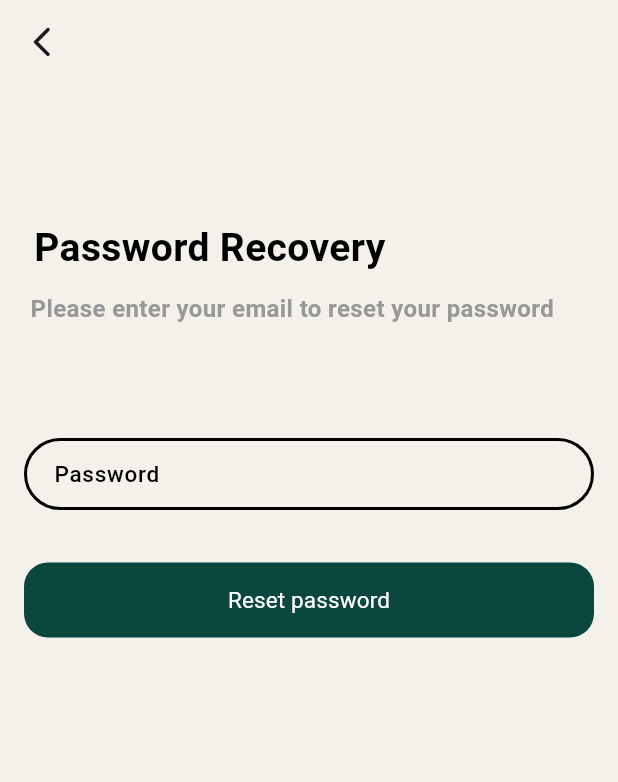
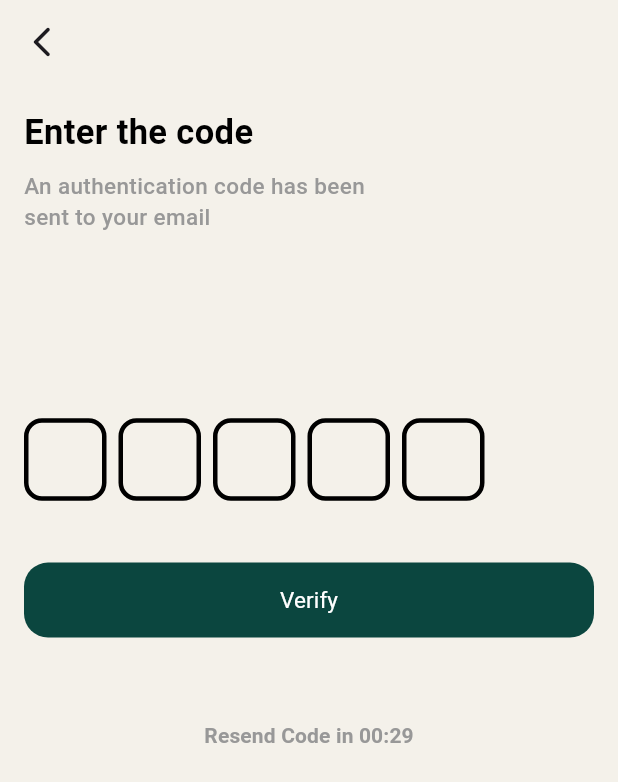
Before and after one commit to kjomana05-oss/Project, a Flutter app: the SubSignIn screen opened by its route, after a tap on "Reset password", on a phone screen of 412 x 824 dp. Shown: the top 782 px of the screen. Run offline on Flutter 3.47's test engine with Material 3 defaults, Android fonts, the phone set to English and light mode, and no system bars; drawn by our look-alikes of pinput; our stand-ins replace flutter_svg.

Commit message:
+ add change password + add OTP + add password done

```diff
--- a/lib/main.dart
+++ b/lib/main.dart
@@ -1,5 +1,8 @@
 import 'package:flutter/material.dart';
 import 'package:project/screens/login_screen/login_screen.dart';
+import 'package:project/screens/sign_in/change_password.dart';
+import 'package:project/screens/sign_in/otp.dart';
+import 'package:project/screens/sign_in/password_done.dart';
 import 'package:project/screens/sign_in/sign_in.dart';
 import 'package:project/screens/sign_in/sub_sign_in.dart';
 import 'package:project/screens/splash_screen/splash_screen.dart';
@@ -25,6 +28,9 @@ class MyApp extends StatelessWidget {
         AppRoutes.loginRouteName: (context) => LoginScreen(),
         AppRoutes.signInRouteName: (context) => SignIn(),
         AppRoutes.subSignInRouteName: (context) => SubSignIn(),
+        AppRoutes.otpRouteName: (context) => Otp(),
+        AppRoutes.changePassword: (context) => ChangePassword(),
+        AppRoutes.passwordDone: (context) => PasswordDone(),
       },
     );
   }
--- /dev/null
+++ b/lib/screens/sign_in/otp.dart
@@ -0,0 +1,158 @@
+import 'dart:async';
+
+import 'package:flutter/material.dart';
+import 'package:pinput/pinput.dart';
+import 'package:project/utils/resources/app_color.dart';
+import 'package:project/widgets/custom_elevated_button.dart';
+
+import '../../utils/resources/app_routes.dart' show AppRoutes;
+
+class Otp extends StatefulWidget {
+  const Otp({super.key});
+
+  @override
+  State<Otp> createState() => _OtpState();
+}
+
+class _OtpState extends State<Otp> {
+  final TextEditingController otpController = TextEditingController();
+  int remainingSeconds = 30;
+  Timer? timer;
+
+  @override
+  void initState() {
+    super.initState();
+    startTimer();
+  }
+
+  void startTimer() {
+    timer?.cancel();
+
+    timer = Timer.periodic(const Duration(seconds: 1), (timer) {
+      if (remainingSeconds > 0) {
+        setState(() {
+          remainingSeconds--;
+        });
+      } else {
+        timer.cancel();
+      }
+    });
+  }
+
+  @override
+  void dispose() {
+    timer?.cancel();
+    otpController.dispose();
+    super.dispose();
+  }
+
+  final defaultPinTheme = PinTheme(
+    width: 55,
+    height: 55,
+    textStyle: const TextStyle(fontSize: 20, fontWeight: FontWeight.w600),
+    decoration: BoxDecoration(
+      color: AppColor.goldColor,
+      borderRadius: BorderRadius.circular(12),
+      border: Border.all(color: AppColor.blackColor, width: 3),
+    ),
+  );
+
+  @override
+  Widget build(BuildContext context) {
+    final double height = MediaQuery.of(context).size.height;
+
+    return Scaffold(
+      backgroundColor: AppColor.goldColor,
+      appBar: AppBar(
+        backgroundColor: Colors.transparent,
+        elevation: 0,
+        leading: IconButton(
+          onPressed: () => Navigator.pop(context),
+          icon: const Icon(Icons.arrow_back_ios_new_rounded),
+        ),
+      ),
+      body: SafeArea(
+        child: SingleChildScrollView(
+          child: Padding(
+            padding: const EdgeInsets.all(16),
+            child: Column(
+              crossAxisAlignment: CrossAxisAlignment.start,
+              children: [
+                Text(
+                  'Enter the code',
+                  style: TextStyle(
+                    fontWeight: FontWeight.w600,
+                    fontSize: 23,
+                    color: AppColor.blackColor,
+                  ),
+                ),
+                SizedBox(height: height * 0.01),
+                Text(
+                  'An authentication code has been\nsent to your email',
+                  style: TextStyle(
+                    color: AppColor.grayColor,
+                    fontSize: 15,
+                    fontWeight: FontWeight.w500,
+                  ),
+                ),
+                SizedBox(height: height * 0.15),
+                Pinput(
+                  mainAxisAlignment: .spaceBetween,
+                  length: 5,
+                  controller: otpController,
+                  defaultPinTheme: defaultPinTheme,
+
+                  onCompleted: (value) {
+                    print(value);
+                  },
+                ),
+                SizedBox(height: height * 0.05),
+                CustomElevatedButton(
+                  text: "Verify",
+                  onPressed: () {
+                    Navigator.pushNamed(context, AppRoutes.changePassword);
+                    if (otpController.text.length == 5) {
+                      String otp = otpController.text;
+                      print(otp);
+                    } else {
+                      ScaffoldMessenger.of(context).showSnackBar(
+                        const SnackBar(
+                          content: Text('Please enter the complete code'),
+                        ),
+                      );
+                    }
+                  },
+                ),
+                SizedBox(height: height * 0.05),
+                Center(
+                  child: TextButton(
+                    onPressed: remainingSeconds == 0
+                        ? () {
+                            otpController.clear();
+
+                            setState(() {
+                              remainingSeconds = 59;
+                            });
+
+                            startTimer();
+                          }
+                        : null,
+                    child: Text(
+                      remainingSeconds > 0
+                          ? 'Resend Code in 00:${remainingSeconds.toString().padLeft(2, '0')}'
+                          : 'Resend Code',
+                      style: TextStyle(
+                        color: AppColor.grayColor,
+                        fontWeight: FontWeight.w600,
+                      ),
+                    ),
+                  ),
+                ),
+              ],
+            ),
+          ),
+        ),
+      ),
+    );
+  }
+}
--- a/lib/screens/sign_in/sub_sign_in.dart
+++ b/lib/screens/sign_in/sub_sign_in.dart
@@ -1,5 +1,6 @@
 import 'package:flutter/material.dart';
 import 'package:project/utils/resources/app_color.dart';
+import 'package:project/utils/resources/app_routes.dart';
 import 'package:project/widgets/custom_elevated_button.dart';
 import 'package:project/widgets/custom_text_field.dart';
 
@@ -8,6 +9,14 @@ class SubSignIn extends StatelessWidget {
 
   @override
   Widget build(BuildContext context) {
+    final double height = MediaQuery
+        .of(context)
+        .size
+        .height;
+    final double width = MediaQuery
+        .of(context)
+        .size
+        .width;
     return Scaffold(
       backgroundColor: AppColor.goldColor,
       appBar: AppBar(
@@ -24,7 +33,7 @@ class SubSignIn extends StatelessWidget {
         child: Column(
           crossAxisAlignment: CrossAxisAlignment.start,
           children: [
-            SizedBox(height: 75),
+            SizedBox(height: height * 0.01),
             Text(
               " Password Recovery",
               style: TextStyle(
@@ -33,7 +42,7 @@ class SubSignIn extends StatelessWidget {
                 fontWeight: FontWeight.w600,
               ),
             ),
-            SizedBox(height: 10),
+            SizedBox(height: height * 0.01),
             Text(
               " Please enter your email to reset your password",
               style: TextStyle(
@@ -42,10 +51,12 @@ class SubSignIn extends StatelessWidget {
                 fontWeight: FontWeight.w600,
               ),
             ),
-            SizedBox(height: 75),
+            SizedBox(height: height * 0.12),
             CustomTextField(hintText: "Password"),
-            SizedBox(height: 35),
-            CustomElevatedButton(text: "Reset password", onPressed: () {}),
+            SizedBox(height: height * 0.03),
+            CustomElevatedButton(text: "Reset password", onPressed: () {
+              Navigator.pushNamed(context, AppRoutes.otpRouteName);
+            }),
           ],
         ),
       ),
--- a/lib/screens/welcome_screen/welcome_screen.dart
+++ b/lib/screens/welcome_screen/welcome_screen.dart
@@ -31,6 +31,8 @@ class WelcomeScreen extends StatelessWidget {
                 borderRadius: BorderRadius.vertical(top: Radius.circular(28)),
               ),
               child: Expanded(
+                child: Padding(
+                  padding: const EdgeInsets.symmetric(vertical: 15),
                   child: Column(
                     mainAxisSize: MainAxisSize.min,
                     crossAxisAlignment: CrossAxisAlignment.center,
@@ -122,6 +124,7 @@ class WelcomeScreen extends StatelessWidget {
                 ),
               ),
             ),
+          ),
         ],
       ),
     );
--- a/lib/utils/resources/app_routes.dart
+++ b/lib/utils/resources/app_routes.dart
@@ -4,6 +4,9 @@ abstract final class AppRoutes {
   static const String loginRouteName = "login_screen";
   static const String signInRouteName = "sign_screen";
   static const String subSignInRouteName = "sub_sign_screen";
+  static const String otpRouteName = "otp_sign_screen";
   static const String welcomeRouteName = "welcome_screen";
   static const String registerRouteName = "register_screen";
+  static const String changePassword = "ChangePassword";
+  static const String passwordDone = "passwordDone";
 }
--- a/pubspec.yaml
+++ b/pubspec.yaml
@@ -31,9 +31,11 @@ dependencies:
   flutter:
     sdk: flutter
   flutter_svg: ^2.5.0
+  pinput: ^5.0.1
   # The following adds the Cupertino Icons font to your application.
   # Use with the CupertinoIcons class for iOS style icons.
   cupertino_icons: ^1.0.8
+
 
 dev_dependencies:
   flutter_test:
```
Also changed, not shown: lib/screens/sign_in/change_password.dart (added, +55 -0 lines), lib/screens/sign_in/password_done.dart (added, +67 -0 lines), pubspec.lock, 1 other file. Lines whose indentation alone changed are shown as unchanged.
